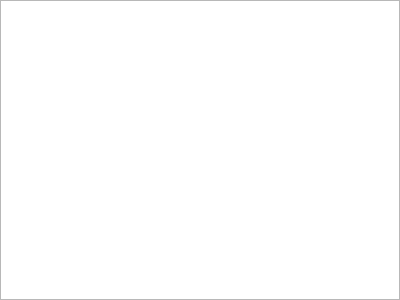
Before: the Qt Designer form forms/codeeditwidget.ui in BGR360/asIDE, drawn with Qt 5.
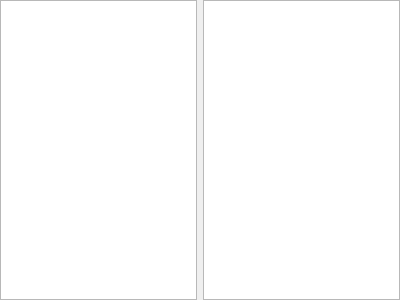
After: the same form once the commit is applied.

```diff
--- a/forms/codeeditwidget.ui
+++ b/forms/codeeditwidget.ui
@@ -29,6 +29,9 @@
    <item>
     <widget class="QPlainTextEdit" name="textEdit"/>
    </item>
+   <item>
+    <widget class="QListView" name="listView"/>
+   </item>
   </layout>
  </widget>
  <resources/>
```
